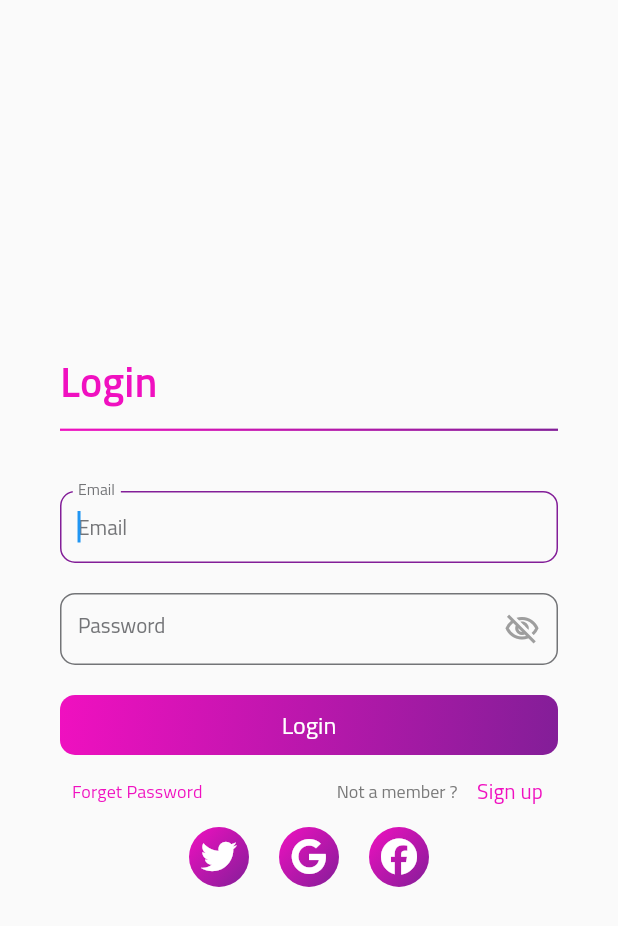
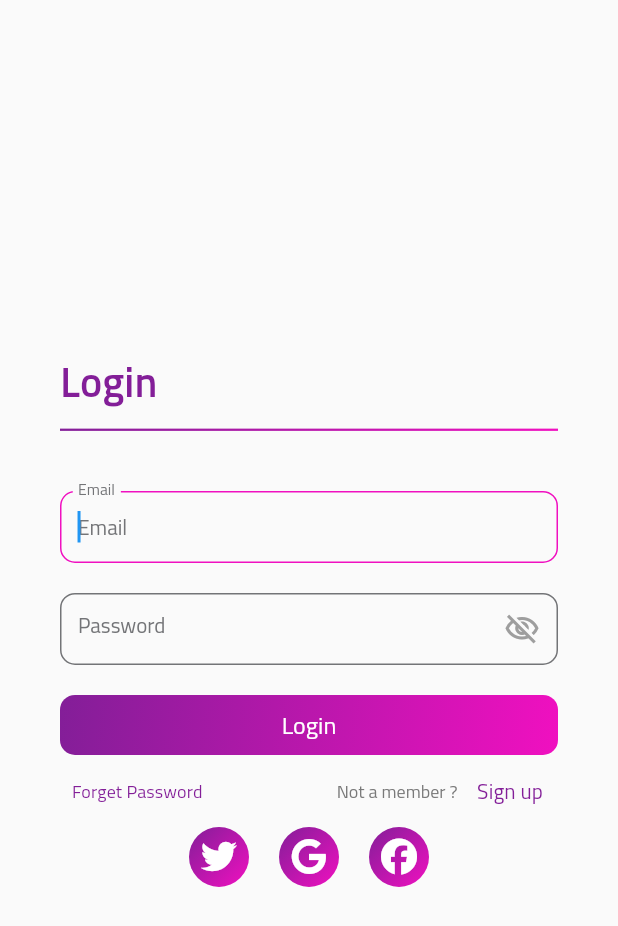
Before and after one commit to mohammedGamal17/MoScore, a Flutter app: the screen it shows after launch, after a tap on "Skip", on a phone screen of 412 x 824 dp. Shown: the top 926 px of the screen. Run offline on Flutter 3.47's test engine with Material 2 defaults, Android fonts, the phone set to English and light mode, and no system bars; our stand-ins replace firebase_core, font_awesome_flutter, introduction_screen, lottie; accounts and stored records are empty.

Commit message:
update color_manager.dart

```diff
--- a/lib/presentation/resources/colors/color_manager.dart
+++ b/lib/presentation/resources/colors/color_manager.dart
@@ -1,10 +1,10 @@
 import 'package:flutter/material.dart';
 
 class ColorManager {
-  static Color primary = const Color(0xFFF010C0);
-  static Color darkPrimary = const Color(0xFFCD0DA4);
-  static Color lightPrimary = const Color(0xFFF787DF);
-  static Color selectedItem = const Color(0xFF831E98);
+  static Color primary = const Color(0xFF831E98);
+  static Color darkPrimary = const Color(0xFF5E0E6F);
+  static Color lightPrimary = const Color(0xFFB943CE);
+  static Color selectedItem = const Color(0xFFF010C0);
 
   static Color headLine = const Color(0xFF525252);
   static Color settingList = const Color(0xFF707070);
```
